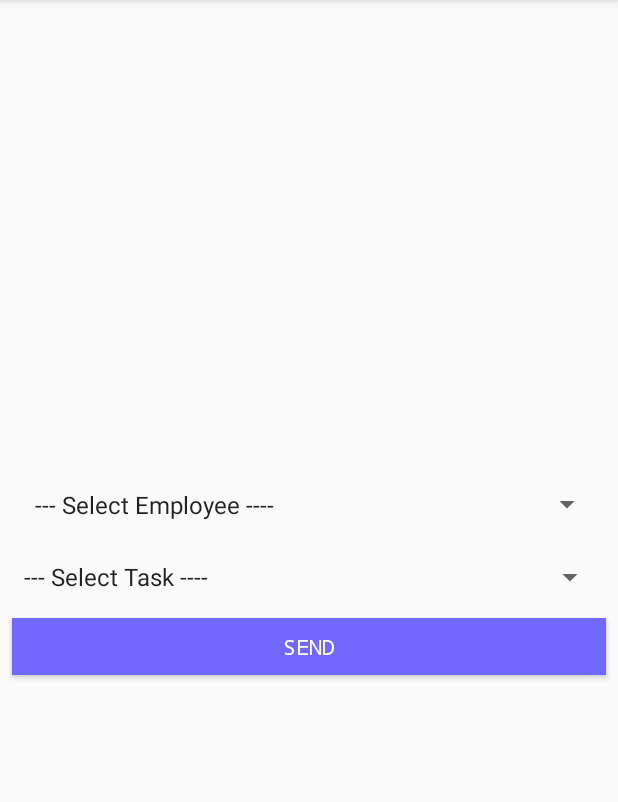
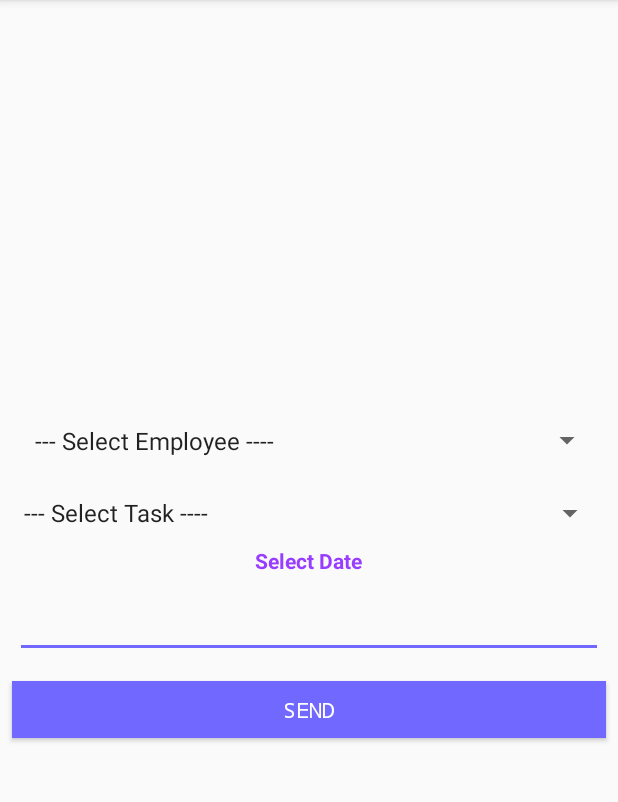
Before and after one commit to AshrafulalamRasel/Employee-tracker, an Android app: the AssignTaskActivity screen opened directly, with no data from a screen before it, on a phone screen of 412 x 824 dp, the part 84-886 px from its top. Run offline under Robolectric (Android 15) with nearby library versions, the phone set to English and light mode, and no system bars; our stand-ins replace Firebase (no records; nobody signed in at launch, a user with empty details on screens opened directly); libraries missing offline, so code that uses them is left out: com.itvillage.dev.

Commit message:
add dead line of this task

```diff
--- a/app/src/main/java/com/itvillageltd/emphoyee/tracker/EmployeeHomeActivity.java
+++ b/app/src/main/java/com/itvillageltd/emphoyee/tracker/EmployeeHomeActivity.java
@@ -54,6 +54,7 @@ public class EmployeeHomeActivity extends AppCompatActivity
         implements NavigationView.OnNavigationItemSelectedListener {
 
     ArrayList<String> mainName = new ArrayList<>();
+    ArrayList<String> timedate = new ArrayList<>();
     ArrayList<String> subtitle = new ArrayList<>();
     ArrayList<String> taskIdList = new ArrayList<>();
     private CardView profile;
@@ -287,13 +288,15 @@ public class EmployeeHomeActivity extends AppCompatActivity
                         //depending upon what datatype youre using caste to it.
                         String title = (String) snapshot.child("employeesList").getValue();
                         String description = (String) snapshot.child("taskList").getValue();
+                        String time = (String) snapshot.child("time").getValue();
                         String taskId = snapshot.getKey();
 
                         mainName.add(title);
                         subtitle.add(description);
                         taskIdList.add(taskId);
+                        timedate.add(time);
 
-                        TasksList adapter = new TasksList(EmployeeHomeActivity.this, mainName, subtitle, taskIdList, firebaseUser.getUid());
+                        TasksList adapter = new TasksList(EmployeeHomeActivity.this, mainName, subtitle, taskIdList, timedate, firebaseUser.getUid());
 
                         taskList.setAdapter(adapter);
                         dialog.dismiss();
--- a/app/src/main/res/layout/activity_assign_task.xml
+++ b/app/src/main/res/layout/activity_assign_task.xml
@@ -32,6 +32,24 @@
         android:hint="Task Description"
         android:inputType="textMultiLine" />
 
+    <TextView
+        android:layout_width="wrap_content"
+        android:layout_height="wrap_content"
+        android:layout_margin="10dp"
+        android:text="Select Date"
+        android:textColor="@color/colorPurple"
+        android:textSize="14sp"
+        android:textStyle="bold" />
+
+    <EditText
+        android:id="@+id/editText1"
+        android:layout_width="match_parent"
+        android:layout_height="wrap_content"
+        android:layout_marginLeft="10dp"
+        android:layout_marginRight="10dp"
+        android:inputType="textEmailAddress"
+        android:textStyle="bold" />
+
 
     <Button
         android:id="@+id/send"
--- a/app/src/main/res/layout/custom_manager_task_list.xml
+++ b/app/src/main/res/layout/custom_manager_task_list.xml
@@ -21,6 +21,7 @@
                 android:layout_width="wrap_content"
                 android:layout_height="wrap_content"
                 android:text="Task 1" />
+
             <TextView
                 android:id="@+id/status"
                 android:layout_width="wrap_content"
```
Also changed, not shown: app/src/main/java/com/itvillageltd/emphoyee/tracker/Adapter/TasksList.java (+6 -1 lines), app/src/main/java/com/itvillageltd/emphoyee/tracker/AssignTaskActivity.java (+52 -0 lines), app/src/main/res/layout/custom_task_list.xml (+15 -1 lines).
